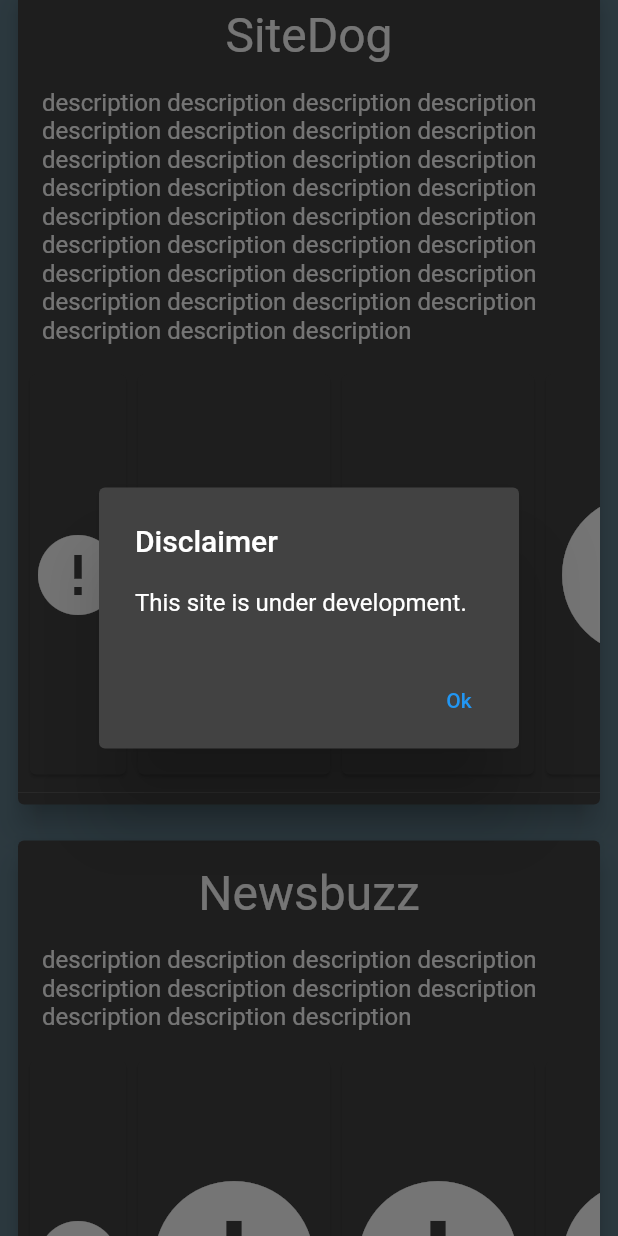
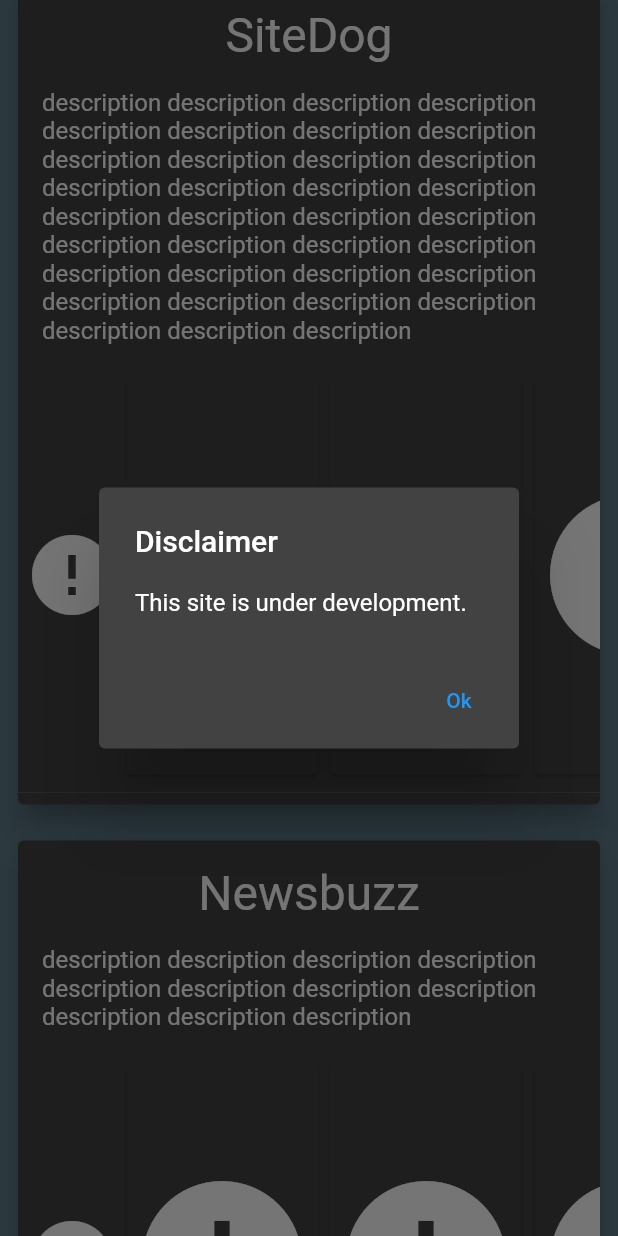
Before and after one commit to niktob560/portfolio_web, a Flutter app: the screen it shows after launch, scrolled down 576 dp, on a phone screen of 412 x 824 dp. Run offline on Flutter 3.47's test engine with Material 2 defaults, Android fonts, the phone set to English and light mode, and no system bars; drawn by our look-alikes of cached_network_image; our stand-ins replace youtube_player_iframe; missing offline and left inert: responsive_scaffold; network calls fail.

Commit message:
Removed card from youtube preview on mobile version

```diff
--- a/lib/skill.dart
+++ b/lib/skill.dart
@@ -90,8 +90,7 @@ class SkillWidget extends StatelessWidget {
                                           ),
                                         )
                                       : e.youtubeVideoId.isNotEmpty
-                                          ? Card(
-                                              child: GestureDetector(
+                                          ? GestureDetector(
                                               child: SizedBox(
                                                   height: 64,
                                                   width: 64,
@@ -103,8 +102,8 @@ class SkillWidget extends StatelessWidget {
                                                         Center(
                                                             child:
                                                                 CircularProgressIndicator()),
-                                                      errorWidget: (context,
-                                                              url, error) =>
+                                                    errorWidget:
+                                                        (context, url, error) =>
                                                             Icon(
                                                       Icons.error,
                                                       size: 64,
@@ -121,7 +120,6 @@ class SkillWidget extends StatelessWidget {
                                                     content: Text('Failed'),
                                                   ));
                                               },
-                                              ),
                                             )
                                           : Card()
                                 ]..addAll(e.screenshotAssets
```
Lines whose indentation alone changed are shown as unchanged.
